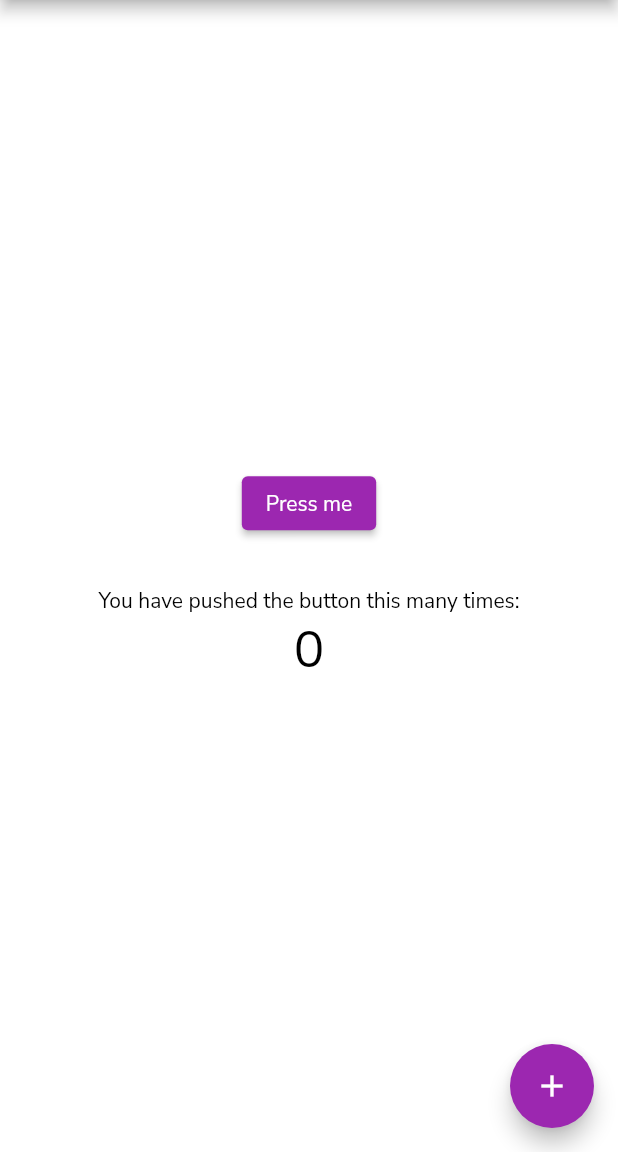
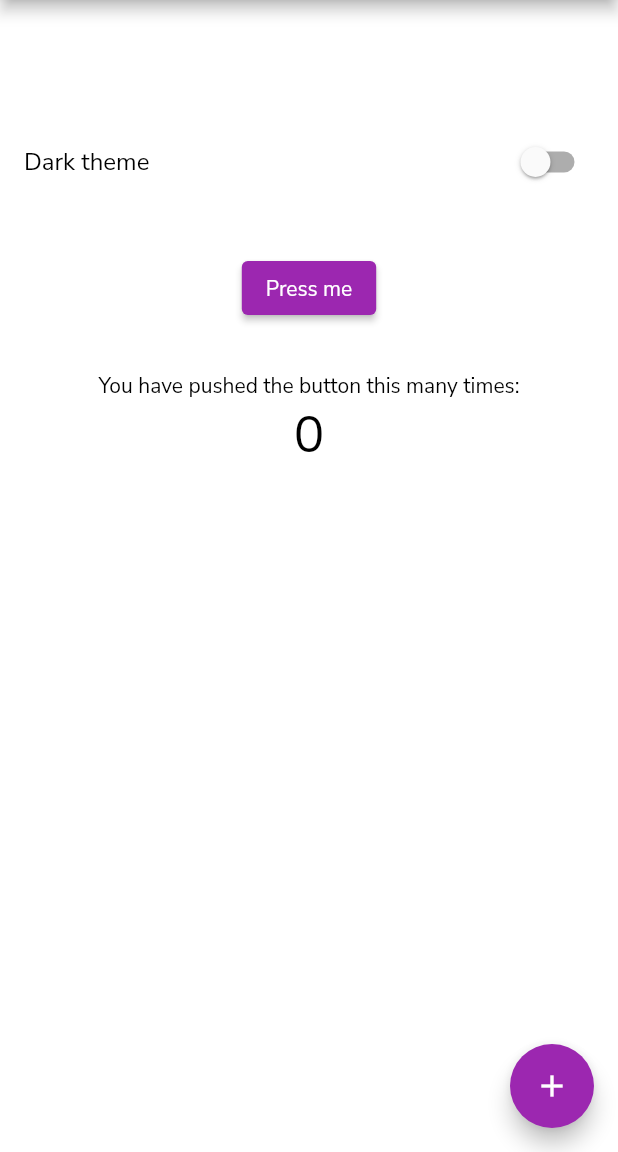
Before and after one commit to HaiVu5583/flutter-change-theme, a Flutter app: the screen it shows after launch, on a phone screen of 412 x 824 dp, the part 84-1236 px from its top. Run offline on Flutter 3.47's test engine with Material 2 defaults, Android fonts, the phone set to English and light mode, and no system bars; our stand-ins replace bloc, equatable, flutter_bloc, google_fonts.

Commit message:
Update use bloc change theme

```diff
--- a/lib/blocs/theme/theme_bloc.dart
+++ b/lib/blocs/theme/theme_bloc.dart
@@ -1,13 +1,16 @@
-// import 'package:bloc/bloc.dart';
-// import 'package:equatable/equatable.dart';
+import 'package:bloc/bloc.dart';
+import 'package:equatable/equatable.dart';
+import 'package:switch_theme/theme/themes.dart';
 
-// part 'theme_event.dart';
-// part 'theme_state.dart';
+part 'theme_event.dart';
+part 'theme_state.dart';
 
-// class ThemeBloc extends Bloc<ThemeEvent, ThemeState> {
-//   ThemeBloc() : super(ThemeInitial()) {
-//     on<ThemeEvent>((event, emit) {
-//       // TODO: implement event handler
-//     });
-//   }
-// }
+class ThemeBloc extends Bloc<ThemeEvent, ThemeState> {
+  ThemeBloc() : super(const ThemeState()) {
+    on<ChangeThemeEvent>(_handleChangeTheme);
+  }
+
+  _handleChangeTheme(ChangeThemeEvent event, Emitter<ThemeState> emit) {
+    emit(state.copyWith(theme: event.theme));
+  }
+}
--- a/lib/blocs/theme/theme_event.dart
+++ b/lib/blocs/theme/theme_event.dart
@@ -1,8 +1,15 @@
-// part of 'theme_bloc.dart';
+part of 'theme_bloc.dart';
 
-// abstract class ThemeEvent extends Equatable {
-//   const ThemeEvent();
+abstract class ThemeEvent extends Equatable {
+  const ThemeEvent();
 
-//   @override
-//   List<Object> get props => [];
-// }
+  @override
+  List<Object> get props => [];
+}
+
+class ChangeThemeEvent extends ThemeEvent {
+  final AppTheme theme;
+  const ChangeThemeEvent({required this.theme});
+  @override
+  List<Object> get props => [theme];
+}
--- a/lib/blocs/theme/theme_state.dart
+++ b/lib/blocs/theme/theme_state.dart
@@ -1,14 +1,15 @@
-// part of 'theme_bloc.dart';
+part of 'theme_bloc.dart';
 
-// enum AppTheme {
-//   light,
-//   dark,
-// }
+class ThemeState extends Equatable {
+  final AppTheme theme;
+  const ThemeState({this.theme = AppTheme.light});
 
-// // class ThemeState extends Equatable {
-// //   final AppTheme theme;
-// //   const ThemeState({});
+  ThemeState copyWith({required AppTheme theme}) {
+    return ThemeState(
+      theme: theme,
+    );
+  }
 
-// //   @override
-// //   List<Object> get props => [];
-// // }
+  @override
+  List<Object> get props => [theme];
+}
--- a/lib/main.dart
+++ b/lib/main.dart
@@ -1,9 +1,14 @@
 import 'package:flutter/material.dart';
+import 'package:flutter_bloc/flutter_bloc.dart';
+import 'package:switch_theme/blocs/theme/theme_bloc.dart';
 import 'package:switch_theme/theme/themes.dart';
 
 void main() {
   runApp(
-    const MyApp(),
+    BlocProvider(
+      create: (context) => ThemeBloc(),
+      child: const MyApp(),
+    ),
   );
 }
 
@@ -13,13 +18,17 @@ class MyApp extends StatelessWidget {
   // This widget is the root of your application.
   @override
   Widget build(BuildContext context) {
+    return BlocBuilder<ThemeBloc, ThemeState>(
+      builder: (context, state) {
         return MaterialApp(
           title: 'Flutter Demo',
           theme: getThemeDataFromAppTheme(
             context: context,
-        theme: AppTheme.light,
+            theme: state.theme,
           ),
           home: const MyHomePage(title: 'Switch theme demo'),
+        );
+      },
     );
   }
 }
@@ -50,8 +59,25 @@ class _MyHomePageState extends State<MyHomePage> {
       ),
       body: Center(
         child: Column(
-          mainAxisAlignment: MainAxisAlignment.center,
+          mainAxisAlignment: MainAxisAlignment.start,
           children: <Widget>[
+            const SizedBox(height: 80),
+            BlocBuilder<ThemeBloc, ThemeState>(
+              builder: (context, state) {
+                return SwitchListTile(
+                  title: const Text('Dark theme'),
+                  value: state.theme == AppTheme.dark,
+                  onChanged: (bool value) {
+                    BlocProvider.of<ThemeBloc>(context).add(
+                      ChangeThemeEvent(
+                        theme: value ? AppTheme.dark : AppTheme.light,
+                      ),
+                    );
+                  },
+                );
+              },
+            ),
+            const SizedBox(height: 32),
             ElevatedButton(
               onPressed: () {},
               child: const Text("Press me"),
```
Lines whose indentation alone changed are shown as unchanged.
